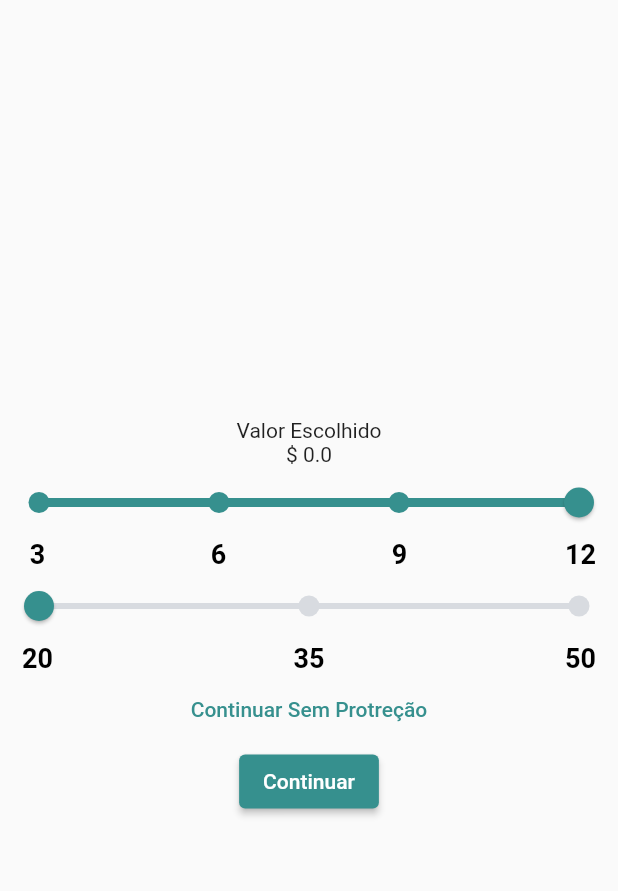
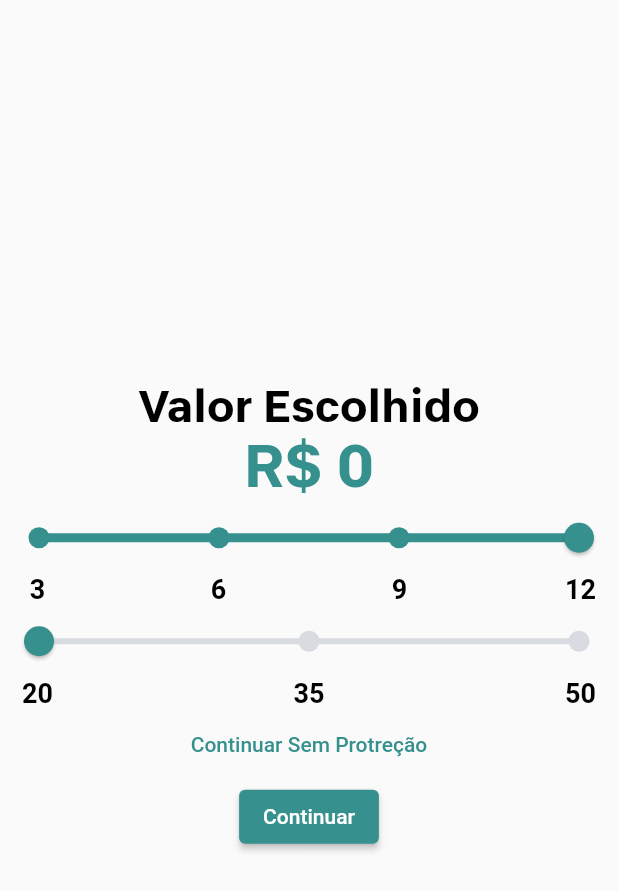
Before and after one commit to artbarbosa/credit_simulator, a Flutter app: the InputOptionsPage screen opened directly with empty values, on a phone screen of 412 x 824 dp. Shown: the top 891 px of the screen. Run offline on Flutter 3.47's test engine with Material 2 defaults, Android fonts, the phone set to English and light mode, and no system bars; our stand-ins replace dio, get_it; accounts and stored records are empty.

Commit message:
Intial Commit

```diff
--- /dev/null
+++ b/lib/src/core/shared/utils/format_amount.dart
@@ -0,0 +1,24 @@
+class FormatAmount {
+  static call(double amount) {
+    var value = amount.toStringAsFixed(0);
+    final listCharacters = [];
+    var decimalCount = 0;
+
+    value = value.split('').reversed.join();
+
+    for (var i = 0; i < value.length; i++) {
+      if (i > 0) {
+        decimalCount++;
+      }
+      if (decimalCount == 3) {
+        listCharacters.insert(0, '.');
+        decimalCount = 0;
+      }
+      listCharacters.insert(0, value[i]);
+    }
+
+    var formatted = listCharacters.join();
+
+    return formatted;
+  }
+}
--- a/lib/src/modules/credit/submodules/simulator_credit/ui/input_amount/page/input_amount_page.dart
+++ b/lib/src/modules/credit/submodules/simulator_credit/ui/input_amount/page/input_amount_page.dart
@@ -10,6 +10,7 @@ import '../utils/currency_value_mask.dart';
 class InputValuePage extends StatelessWidget {
   const InputValuePage({Key? key, required this.arguments}) : super(key: key);
   final InputAmountArguments arguments;
+
   @override
   Widget build(BuildContext context) {
     final controller = InputAmountController();
--- a/lib/src/modules/credit/submodules/simulator_credit/ui/input_options/page/input_options_page.dart
+++ b/lib/src/modules/credit/submodules/simulator_credit/ui/input_options/page/input_options_page.dart
@@ -1,6 +1,8 @@
 import 'package:flutter/material.dart';
 import 'package:rispar_credit_simulator/src/modules/credit/submodules/simulator_credit/models/post_credit_model.dart';
 
+import '../../../../../../../core/shared/consts/app_colors_const.dart';
+import '../../../../../../../core/shared/utils/format_amount.dart';
 import '../../credit_result/route/credit_result_arguments.dart';
 import '../input_options_arguments.dart';
 import 'controller/input_options_controller.dart';
@@ -22,8 +24,22 @@ class _InputOptionsPageState extends State<InputOptionsPage> {
       body: Column(
         mainAxisAlignment: MainAxisAlignment.center,
         children: [
-          const Text('Valor Escolhido'),
-          Text('\$ ${widget.arguments.amountCreditModel.amount}'),
+          const Text(
+            'Valor Escolhido',
+            style: TextStyle(
+              fontFamily: 'Abitare',
+              fontSize: 30,
+              color: Colors.black,
+            ),
+          ),
+          Text(
+            'R\$ ${FormatAmount.call(widget.arguments.amountCreditModel.amount)}',
+            style: const TextStyle(
+              fontFamily: 'Abitare',
+              fontSize: 40,
+              color: AppColorsConst.primary,
+            ),
+          ),
           CustomSlide(
             minValue: 3,
             maxValue: 12,
```
